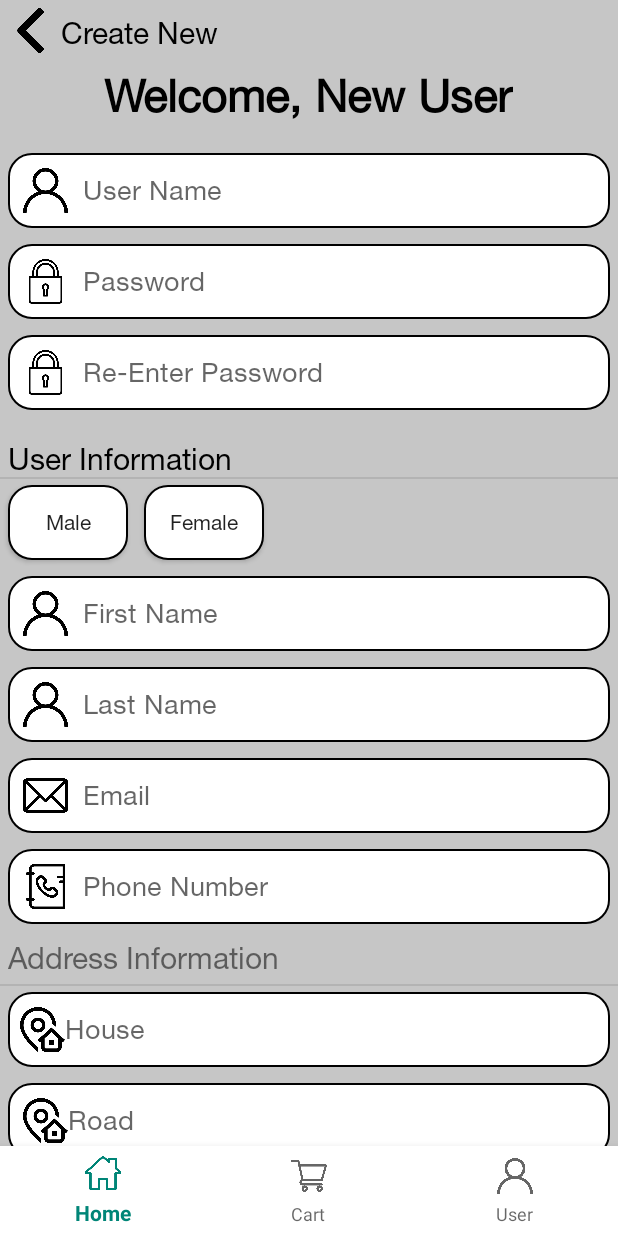
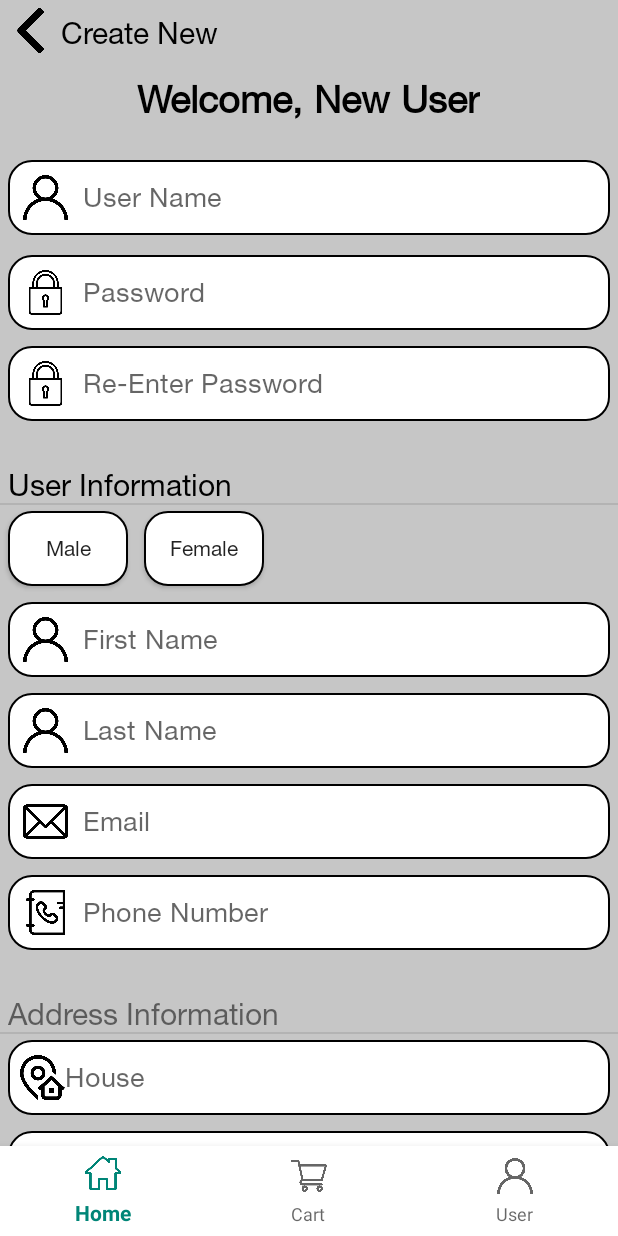
Before and after one commit to thanathasCh/The-Furniture, an Android app: the fragment CreateNewFragment placed in its activity, on a phone screen of 412 x 824 dp. Run offline under Robolectric (Android 15) with nearby library versions, the phone set to English and light mode, and no system bars; libraries missing offline, so code that uses them is left out: com.custom.sliderimage; 3 statements that could not run were skipped.

Commit message:
update some part of UI

```diff
--- a/FurnitureApp/app/src/main/java/com/example/furnitureapp/BrowseItem/BrowseItemFragment.kt
+++ b/FurnitureApp/app/src/main/java/com/example/furnitureapp/BrowseItem/BrowseItemFragment.kt
@@ -2,6 +2,7 @@ package com.example.furnitureapp.BrowseItem
 
 
 import android.os.Bundle
+import android.util.Log
 import android.util.Log.e
 import androidx.fragment.app.Fragment
 import android.view.LayoutInflater
@@ -9,9 +10,12 @@ import android.view.View
 import android.view.ViewGroup
 import androidx.recyclerview.widget.LinearLayoutManager
 import androidx.recyclerview.widget.RecyclerView
+import androidx.swiperefreshlayout.widget.SwipeRefreshLayout
 import com.example.furnitureapp.*
 import com.example.furnitureapp.Categories.CategoriesFragment
 import com.example.furnitureapp.Product.ProductFragment
+import com.example.furnitureapp.data.api.ProductApi
+import com.example.furnitureapp.data.repository.CategoryRepository
 import com.example.furnitureapp.models.CategoriesController
 import com.example.furnitureapp.models.Product
 import com.example.furnitureapp.models.ProductController
@@ -28,6 +32,7 @@ class BrowseItemFragment : Fragment(),
     var product = ArrayList<Product>()
     var singleton = ProductController()
     var categories = CategoriesController()
+    lateinit var mainSrl: SwipeRefreshLayout
 
     override fun onCreateView(
         inflater: LayoutInflater, container: ViewGroup?,
@@ -35,6 +40,7 @@ class BrowseItemFragment : Fragment(),
     ): View? {
         // Inflate the layout for this fragment
         val view = inflater.inflate(R.layout.fragment_browse_item, container, false)
+//        val swipeRefresh = view.findViewById<View>(R.id.swipeRefreshBrowse) as SwipeRefreshLayout
 
         val back = view.findViewById<View>(R.id.back_btn_browse)
         back.setOnClickListener{
@@ -42,6 +48,48 @@ class BrowseItemFragment : Fragment(),
             MainActivity.pageId = R.id.search_icon
             fragmentManager.popBackStack()
         }
+//        swipeRefresh.setOnRefreshListener {
+//            when (MainActivity.pageId) {
+//                R.id.home -> {
+////                    AnnouncementRepository(this).fetchAnnouncement(true) {
+////                        Log.d("DEBUG", it.toString())
+////                    }
+//                    swipeRefresh.isRefreshing = false
+//                }
+//                R.id.cart -> {
+//                    swipeRefresh.isRefreshing = false
+//                }
+//                R.id.search_icon -> {
+//                    this!!.activity?.let {
+//                        CategoryRepository(it).fetchCategory(true) {
+//                            MainActivity.categories.clear()
+//                            MainActivity.categories.addAll(it)
+//                            CategoriesFragment.categoryAdapter.notifyDataSetChanged()
+//                            swipeRefresh.isRefreshing = false
+//                        }
+//                    }
+//                }
+//                R.layout.fragment_browse_item -> {
+//                    ProductApi().getProductByCategoryId(MainActivity.categoryId) {
+//                        MainActivity.products.clear()
+//                        MainActivity.products.addAll(it)
+//                        BrowseItemFragment.browseAdapter.notifyDataSetChanged()
+//                        swipeRefresh.isRefreshing = false
+//                    }
+//                }
+//                R.layout.fragment_product -> {
+//                    ProductApi().getProductById(MainActivity.productId) {
+//                        Log.d("DEBUG", it.toString())
+//                    }
+//                    swipeRefresh.isRefreshing = false
+//                }
+//                else -> {
+//                    swipeRefresh.isRefreshing = false
+//                }
+//            }
+//        }
+//
+//        mainSrl = swipeRefresh
 
 
         val listOfProduct = view.findViewById<RecyclerView>(R.id.recyclerview_list_of_product) as RecyclerView
@@ -50,6 +98,7 @@ class BrowseItemFragment : Fragment(),
         listOfProduct.adapter = browseAdapter
         return view
     }
+
 
     override fun forwardClick(holder: View, product: ProductViewModel) {
         val bundle = Bundle()
--- a/FurnitureApp/app/src/main/java/com/example/furnitureapp/Categories/CategoriesFragment.kt
+++ b/FurnitureApp/app/src/main/java/com/example/furnitureapp/Categories/CategoriesFragment.kt
@@ -29,6 +29,7 @@ class CategoriesFragment : Fragment(),
 //        productData)
     companion object Category {
         lateinit var categoryAdapter: CategoriesAdapter
+
     }
 
 
@@ -41,6 +42,7 @@ class CategoriesFragment : Fragment(),
 //        createCategories()
         val search = view.findViewById<View>(R.id.search_btn) as ImageView
         val back = view.findViewById<View>(R.id.back) as ImageView
+
 
         back.setOnClickListener{
             MainActivity.pageId = R.id.home
--- a/FurnitureApp/app/src/main/java/com/example/furnitureapp/MainActivity.kt
+++ b/FurnitureApp/app/src/main/java/com/example/furnitureapp/MainActivity.kt
@@ -1,5 +1,6 @@
 package com.example.furnitureapp
 
+import android.annotation.SuppressLint
 import android.content.Context
 import androidx.appcompat.app.AppCompatActivity
 import android.os.Bundle
@@ -41,6 +42,7 @@ class MainActivity : AppCompatActivity() {
         var productId = ""
     }
 
+    @SuppressLint("ResourceAsColor")
     override fun onCreate(savedInstanceState: Bundle?) {
         super.onCreate(savedInstanceState)
         setContentView(R.layout.activity_main)
@@ -97,6 +99,7 @@ class MainActivity : AppCompatActivity() {
         }
 
         main_srl.setOnRefreshListener {
+            main_srl.setColorSchemeColors(android.R.color.holo_blue_bright,android.R.color.holo_green_light,android.R.color.holo_orange_light)
             when (pageId) {
                 R.id.home -> {
 //                    AnnouncementRepository(this).fetchAnnouncement(true) {
--- a/FurnitureApp/app/src/main/res/layout/activity_main.xml
+++ b/FurnitureApp/app/src/main/res/layout/activity_main.xml
@@ -18,12 +18,12 @@
     <androidx.swiperefreshlayout.widget.SwipeRefreshLayout
         android:id="@+id/main_srl"
         android:layout_width="match_parent"
+        android:layout_above="@id/btm_navig"
         android:layout_height="match_parent">
             <FrameLayout
                 android:id="@+id/frame_layout"
                 android:layout_width="match_parent"
-                android:layout_height="match_parent"
-                android:layout_above="@id/btm_navig">
+                android:layout_height="match_parent">
             </FrameLayout>
     </androidx.swiperefreshlayout.widget.SwipeRefreshLayout>
 </RelativeLayout>
--- a/FurnitureApp/app/src/main/res/layout/fragment_categories.xml
+++ b/FurnitureApp/app/src/main/res/layout/fragment_categories.xml
@@ -1,11 +1,15 @@
 <?xml version="1.0" encoding="utf-8"?>
-<RelativeLayout
+<androidx.swiperefreshlayout.widget.SwipeRefreshLayout
     xmlns:android="http://schemas.android.com/apk/res/android"
     xmlns:tools="http://schemas.android.com/tools"
+    android:id="@+id/swipeRefreshBrowse"
     android:layout_width="match_parent"
     android:layout_height="match_parent"
     android:background="@color/background"
     tools:context=".Categories.CategoriesFragment">
+    <RelativeLayout
+        android:layout_width="match_parent"
+        android:layout_height="match_parent">
 
         <ImageView
             android:id="@+id/back"
@@ -42,3 +46,7 @@
             android:layout_below="@+id/search_bar"/>
 
     </RelativeLayout>
+
+
+
+</androidx.swiperefreshlayout.widget.SwipeRefreshLayout>
--- a/FurnitureApp/app/src/main/res/layout/fragment_create_new.xml
+++ b/FurnitureApp/app/src/main/res/layout/fragment_create_new.xml
@@ -1,5 +1,5 @@
 <?xml version="1.0" encoding="utf-8"?>
-<ScrollView xmlns:android="http://schemas.android.com/apk/res/android"
+<androidx.core.widget.NestedScrollView xmlns:android="http://schemas.android.com/apk/res/android"
     xmlns:tools="http://schemas.android.com/tools"
     android:layout_width="match_parent"
     android:layout_height="match_parent"
@@ -41,12 +41,12 @@
                 android:layout_height="wrap_content"
                 android:layout_below="@+id/back_btn"
                 android:layout_centerHorizontal="true"
-                android:layout_marginTop="5dp"
+                android:layout_marginTop="10dp"
                 android:layout_marginBottom="15dp"
                 android:fontFamily="@font/custom"
                 android:text="Welcome, New User"
                 android:textColor="@color/black"
-                android:textSize="30dp"
+                android:textSize="25dp"
                 android:textStyle="bold" />
 
             <EditText
@@ -54,7 +54,10 @@
                 android:layout_width="match_parent"
                 android:layout_height="50dp"
                 android:layout_below="@id/create_new"
-                android:layout_margin="5dp"
+                android:layout_marginTop="10dp"
+                android:layout_marginLeft="5dp"
+                android:layout_marginRight="5dp"
+                android:layout_marginBottom="8dp"
                 android:background="@drawable/border"
                 android:drawableLeft="@drawable/user_left"
                 android:drawablePadding="10dp"
@@ -96,7 +99,7 @@
                 android:layout_height="wrap_content"
                 android:textSize="20dp"
                 android:text="User Information"
-                android:layout_marginTop="15dp"
+                android:layout_marginTop="25dp"
                 android:layout_marginLeft="5dp"
                 android:fontFamily="@font/custom"
                 android:layout_below="@id/reenter_password"
@@ -188,7 +191,8 @@
                 android:textSize="20dp"
                 android:fontFamily="@font/custom"
                 android:text="Address Information"
-                android:layout_margin="5dp"
+                android:layout_marginTop="25dp"
+                android:layout_marginLeft="5dp"
                 android:layout_below="@id/phone_number"/>
             <TextView
                 android:layout_width="match_parent"
@@ -267,4 +271,4 @@
         </RelativeLayout>
     </LinearLayout>
     >
-</ScrollView>
+</androidx.core.widget.NestedScrollView>
```
Lines whose indentation alone changed are shown as unchanged.
